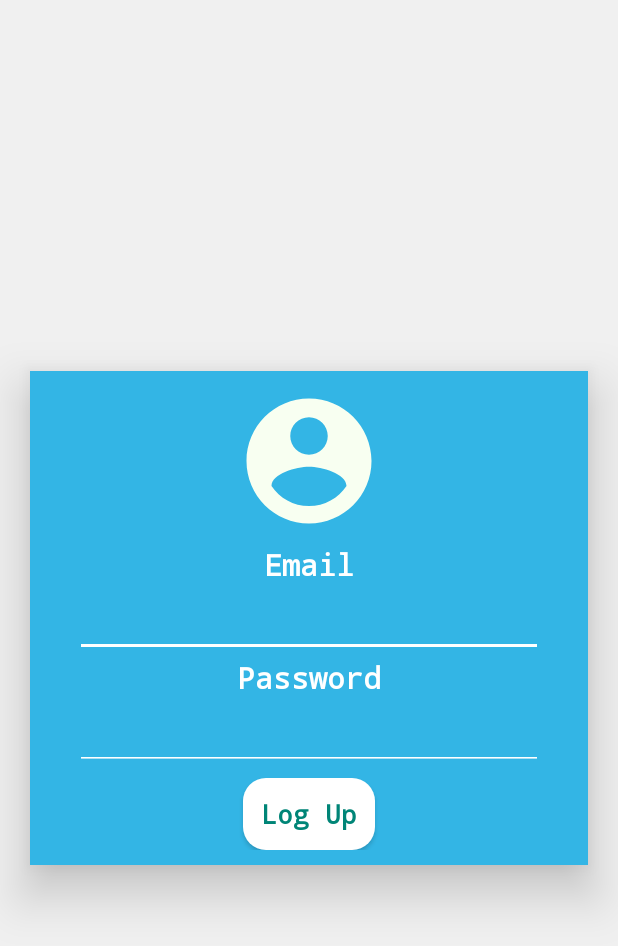
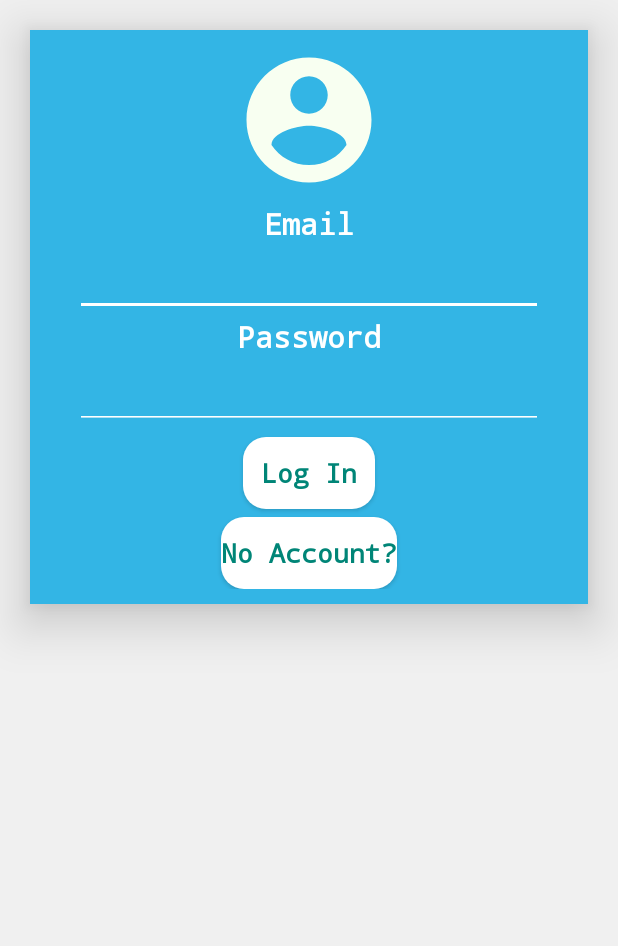
Before and after one commit to poornachandrakashi/Contact_trace, an Android app: the LoginActivity screen opened directly, with no data from a screen before it, on a phone screen of 412 x 824 dp. Shown: the top 946 px of the screen. Run offline under Robolectric (Android 15) with nearby library versions, the phone set to English and light mode, and no system bars.

Commit message:
WebView is updated - UI corrections

```diff
--- a/app/src/main/java/com/codeyard/aakraman3/LoginActivity.java
+++ b/app/src/main/java/com/codeyard/aakraman3/LoginActivity.java
@@ -91,6 +91,15 @@ public class LoginActivity extends AppCompatActivity {
         email = findViewById(R.id.login_email);
         password = findViewById(R.id.login_password);
         loginButton = findViewById(R.id.login_button);
+
+        findViewById(R.id.loginact_signup).setOnClickListener(new View.OnClickListener() {
+            @Override
+            public void onClick(View view) {
+                startActivity(new Intent(getApplicationContext(), SignUpActivity.class));
+                finish();
+            }
+        });
+
         loginButton.setOnClickListener(new View.OnClickListener() {
             @Override
             public void onClick(View view) {
--- a/app/src/main/java/com/codeyard/aakraman3/constants/Constants.java
+++ b/app/src/main/java/com/codeyard/aakraman3/constants/Constants.java
@@ -27,5 +27,9 @@ public class Constants {
     public static String SIGNUP_URL = "/api/signup";
     public static String CONTACT_URL = "/api/contact/secure";
 
+    public static final String CHANNEL_ID = "akraman";
+    public static final int REQUEST_SELECT_FILE = 100;
+    public final static int FILECHOOSER_RESULTCODE = 1;
+
 
 }
--- a/app/src/main/res/layout/activity_login.xml
+++ b/app/src/main/res/layout/activity_login.xml
@@ -7,6 +7,10 @@
     android:gravity="center"
     android:orientation="vertical"
     tools:context=".LoginActivity">
+
+    <ScrollView
+        android:layout_width="match_parent"
+        android:layout_height="match_parent" >
 
     <LinearLayout
         android:layout_width="match_parent"
@@ -40,6 +44,7 @@
             android:layout_height="wrap_content"
             android:layout_marginLeft="20dp"
             android:layout_marginRight="20dp"
+            android:inputType="textEmailAddress"
             android:backgroundTint="@color/colorAccent"
             android:cursorVisible="false"
             android:fontFamily="monospace"
@@ -61,6 +66,7 @@
             android:layout_width="match_parent"
             android:layout_height="wrap_content"
             android:layout_marginLeft="20dp"
+            android:inputType="textPassword"
             android:layout_marginRight="20dp"
             android:backgroundTint="@color/colorAccent"
             android:cursorVisible="false"
@@ -77,11 +83,28 @@
             android:background="@drawable/button1"
             android:elevation="5dp"
             android:fontFamily="monospace"
-            android:text="Log Up"
+            android:text="Log In"
             android:textAllCaps="false"
             android:textColor="@color/colorPrimary"
             android:textSize="18dp"
             android:textStyle="bold" />
+
+        <Button
+            android:id="@+id/loginact_signup"
+            android:layout_width="wrap_content"
+            android:layout_height="wrap_content"
+            android:layout_marginTop="5dp"
+            android:background="@drawable/button1"
+            android:elevation="5dp"
+            android:fontFamily="monospace"
+            android:text="No Account?"
+            android:textAllCaps="false"
+            android:textColor="@color/colorPrimary"
+            android:textSize="18dp"
+            android:textStyle="bold" />
+
     </LinearLayout>
+    </ScrollView>
+
 
 </LinearLayout>
```
Also changed, not shown: app/src/main/java/com/codeyard/aakraman3/AutoScannerService.java (+6 -3 lines), app/src/main/java/com/codeyard/aakraman3/MainActivity.java (+6 -6 lines), app/src/main/java/com/codeyard/aakraman3/SelfTestActivity.java (+103 -2 lines), app/src/main/java/com/codeyard/aakraman3/SignUpActivity.java (+8 -0 lines), app/src/main/res/layout/activity_sign_up.xml (+17 -0 lines).
